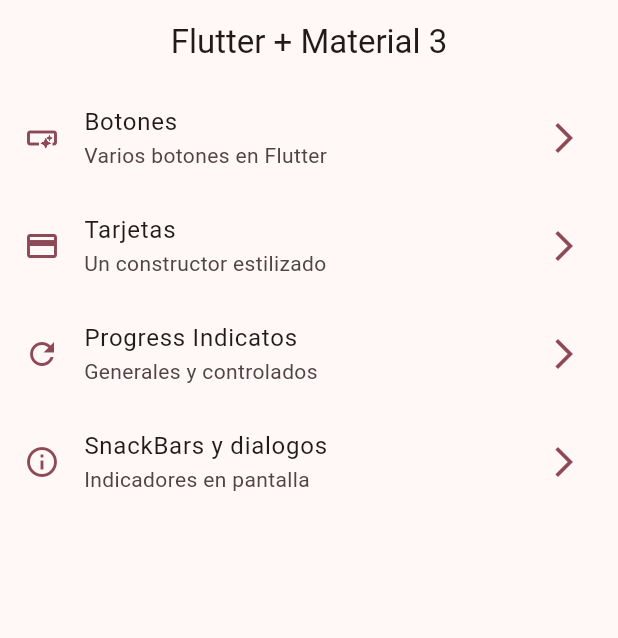
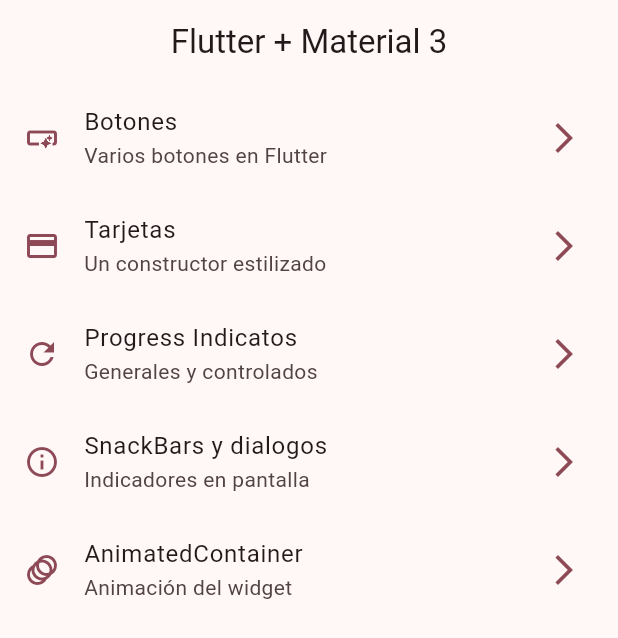
Before and after one commit to ErnestAlf222/widgetsApp, a Flutter app: the screen it shows after launch, on a phone screen of 412 x 824 dp. Shown: the top 638 px of the screen. Run offline on Flutter 3.47's test engine with Material 3 defaults, Android fonts, the phone set to English and light mode, and no system bars; our stand-ins replace go_router.

Commit message:
Animated container terminado

```diff
--- a/lib/config/menu/menu_items.dart
+++ b/lib/config/menu/menu_items.dart
@@ -45,5 +45,11 @@ class MenuItem {
       link: '/snackbars',
       icon: Icons.info_outline
       ),
+    MenuItem(
+      title: 'AnimatedContainer',
+      subTitle: 'Animación del widget',
+      link: '/animated',
+      icon: Icons.animation_rounded
+      ),
 
   ];
--- a/lib/config/router/app_router.dart
+++ b/lib/config/router/app_router.dart
@@ -32,5 +32,10 @@ final appRouter = GoRouter(
       name: SnackBarScreen.name,
       builder: (context, state) => const SnackBarScreen(),
     ),
+    GoRoute(
+      path: '/animated',
+      name: AnimatedScreen.name,
+      builder: (context, state) => const AnimatedScreen(),
+    ),
   ],
 );
```
Also changed, not shown: lib/presentation/screens/animated/animated_screen.dart (+63 -2 lines).
